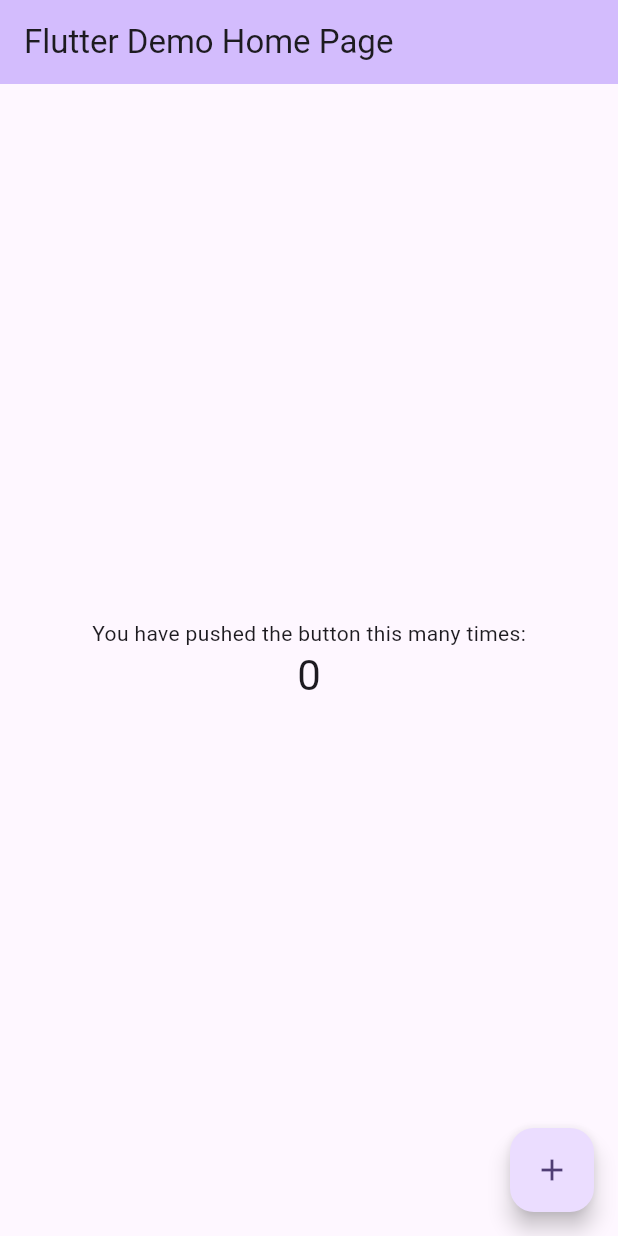
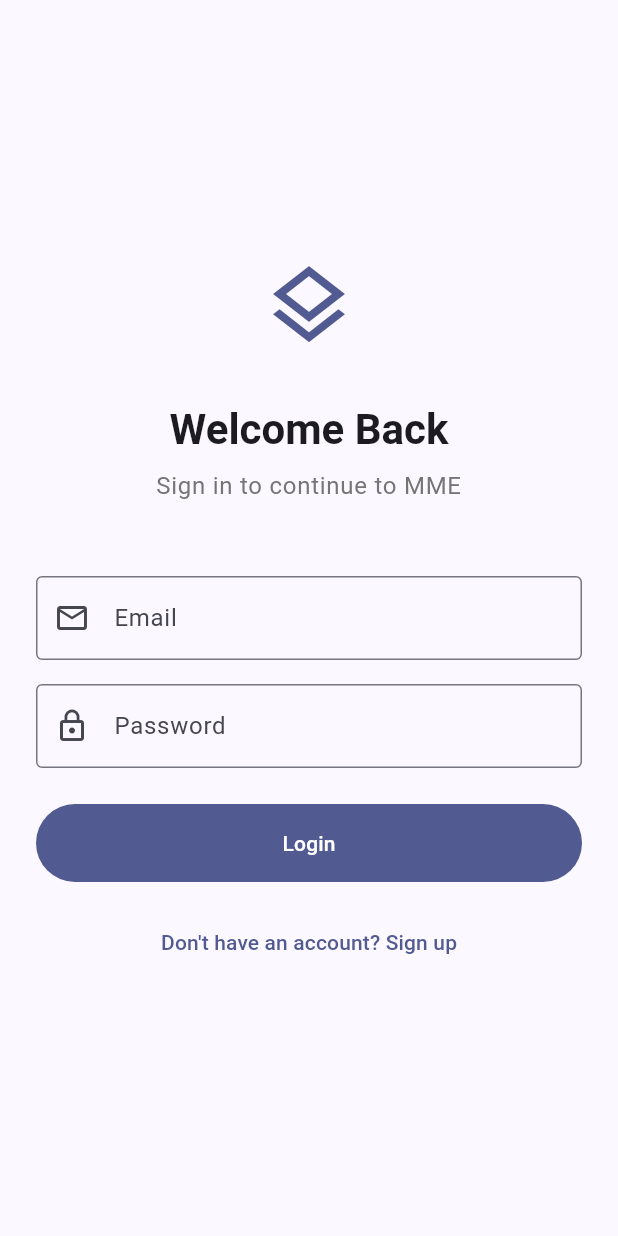
Before and after one commit to could-ai/019aa1ed-afca-7fee-b1a4-48e9ea846a4f, a Flutter app: the screen it shows after launch, on a phone screen of 412 x 824 dp. Run offline on Flutter 3.47's test engine with Material 3 defaults, Android fonts, the phone set to English and light mode, and no system bars.

Commit message:
Replaced the default counter app with a clean MaterialApp structure for the 'MME' application. Configured routes for Splash, Login, and Home screens, and applied a modern Indigo color scheme.; Created a SplashScreen with the MME branding and a 2-second timer that auto-navigates to the Login screen.; Created a LoginScreen with form validation, email/password fields, and a simulated login process that navigates to the Home screen.; Created a HomeScreen with a bottom navigation bar, a dashboard view with a welcome card, and a list of recent activities.

```diff
--- a/usr/lib/main.dart
+++ b/usr/lib/main.dart
@@ -1,120 +1,35 @@
 import 'package:flutter/material.dart';
+import 'package:couldai_user_app/screens/splash_screen.dart';
+import 'package:couldai_user_app/screens/home_screen.dart';
+import 'package:couldai_user_app/screens/login_screen.dart';
 
 void main() {
-  runApp(const MyApp());
+  runApp(const MMEApp());
 }
 
-class MyApp extends StatelessWidget {
-  const MyApp({super.key});
+class MMEApp extends StatelessWidget {
+  const MMEApp({super.key});
 
-  // This widget is the root of your application.
   @override
   Widget build(BuildContext context) {
     return MaterialApp(
-      title: 'Flutter Demo',
+      title: 'MME',
       debugShowCheckedModeBanner: false,
       theme: ThemeData(
-        // This is the theme of your application.
-        //
-        // TRY THIS: Try running your application with "flutter run". You'll see
-        // the application has a purple toolbar. Then, without quitting the app,
-        // try changing the seedColor in the colorScheme below to Colors.green
-        // and then invoke "hot reload" (save your changes or press the "hot
-        // reload" button in a Flutter-supported IDE, or press "r" if you used
-        // the command line to start the app).
-        //
-        // Notice that the counter didn't reset back to zero; the application
-        // state is not lost during the reload. To reset the state, use hot
-        // restart instead.
-        //
-        // This works for code too, not just values: Most code changes can be
-        // tested with just a hot reload.
-        colorScheme: ColorScheme.fromSeed(seedColor: Colors.deepPurple),
+        colorScheme: ColorScheme.fromSeed(seedColor: Colors.indigo),
+        useMaterial3: true,
+        appBarTheme: const AppBarTheme(
+          centerTitle: true,
+          elevation: 0,
+        ),
       ),
-      home: const MyHomePage(title: 'Flutter Demo Home Page'),
+      // Define the initial route and the routes table
+      initialRoute: '/',
+      routes: {
+        '/': (context) => const SplashScreen(),
+        '/login': (context) => const LoginScreen(),
+        '/home': (context) => const HomeScreen(),
+      },
     );
   }
 }
-
-class MyHomePage extends StatefulWidget {
-  const MyHomePage({super.key, required this.title});
-
-  // This widget is the home page of your application. It is stateful, meaning
-  // that it has a State object (defined below) that contains fields that affect
-  // how it looks.
-
-  // This class is the configuration for the state. It holds the values (in this
-  // case the title) provided by the parent (in this case the App widget) and
-  // used by the build method of the State. Fields in a Widget subclass are
-  // always marked "final".
-
-  final String title;
-
-  @override
-  State<MyHomePage> createState() => _MyHomePageState();
-}
-
-class _MyHomePageState extends State<MyHomePage> {
-  int _counter = 0;
-
-  void _incrementCounter() {
-    setState(() {
-      // This call to setState tells the Flutter framework that something has
-      // changed in this State, which causes it to rerun the build method below
-      // so that the display can reflect the updated values. If we changed
-      // _counter without calling setState(), then the build method would not be
-      // called again, and so nothing would appear to happen.
-      _counter++;
-    });
-  }
-
-  @override
-  Widget build(BuildContext context) {
-    // This method is rerun every time setState is called, for instance as done
-    // by the _incrementCounter method above.
-    //
-    // The Flutter framework has been optimized to make rerunning build methods
-    // fast, so that you can just rebuild anything that needs updating rather
-    // than having to individually change instances of widgets.
-    return Scaffold(
-      appBar: AppBar(
-        // TRY THIS: Try changing the color here to a specific color (to
-        // Colors.amber, perhaps?) and trigger a hot reload to see the AppBar
-        // change color while the other colors stay the same.
-        backgroundColor: Theme.of(context).colorScheme.inversePrimary,
-        // Here we take the value from the MyHomePage object that was created by
-        // the App.build method, and use it to set our appbar title.
-        title: Text(widget.title),
-      ),
-      body: Center(
-        // Center is a layout widget. It takes a single child and positions it
-        // in the middle of the parent.
-        child: Column(
-          // Column is also a layout widget. It takes a list of children and
-          // arranges them vertically. By default, it sizes itself to fit its
-          // children horizontally, and tries to be as tall as its parent.
-          //
-          // Column has various properties to control how it sizes itself and
-          // how it positions its children. Here we use mainAxisAlignment to
-          // center the children vertically; the main axis here is the vertical
-          // axis because Columns are vertical (the cross axis would be
-          // horizontal).
-          //
-          // TRY THIS: Invoke "debug painting" (choose the "Toggle Debug Paint"
-          // action in the IDE, or press "p" in the console), to see the
-          // wireframe for each widget.
-          mainAxisAlignment: MainAxisAlignment.center,
-          children: <Widget>[
-            const Text('You have pushed the button this many times:'),
-            Text('$_counter', style: Theme.of(context).textTheme.headlineMedium),
-          ],
-        ),
-      ),
-      floatingActionButton: FloatingActionButton(
-        onPressed: _incrementCounter,
-        tooltip: 'Increment',
-        child: const Icon(Icons.add),
-      ), // This trailing comma makes auto-formatting nicer for build methods.
-    );
-  }
-}
--- /dev/null
+++ b/usr/lib/screens/login_screen.dart
@@ -0,0 +1,137 @@
+import 'package:flutter/material.dart';
+
+class LoginScreen extends StatefulWidget {
+  const LoginScreen({super.key});
+
+  @override
+  State<LoginScreen> createState() => _LoginScreenState();
+}
+
+class _LoginScreenState extends State<LoginScreen> {
+  final _formKey = GlobalKey<FormState>();
+  final _emailController = TextEditingController();
+  final _passwordController = TextEditingController();
+  bool _isLoading = false;
+
+  void _handleLogin() {
+    if (_formKey.currentState!.validate()) {
+      setState(() {
+        _isLoading = true;
+      });
+
+      // Simulate network request
+      Future.delayed(const Duration(seconds: 1), () {
+        if (mounted) {
+          setState(() {
+            _isLoading = false;
+          });
+          Navigator.pushReplacementNamed(context, '/home');
+        }
+      });
+    }
+  }
+
+  @override
+  void dispose() {
+    _emailController.dispose();
+    _passwordController.dispose();
+    super.dispose();
+  }
+
+  @override
+  Widget build(BuildContext context) {
+    return Scaffold(
+      body: Center(
+        child: SingleChildScrollView(
+          padding: const EdgeInsets.all(24.0),
+          child: Form(
+            key: _formKey,
+            child: Column(
+              mainAxisAlignment: MainAxisAlignment.center,
+              crossAxisAlignment: CrossAxisAlignment.stretch,
+              children: [
+                Icon(
+                  Icons.layers_outlined,
+                  size: 64,
+                  color: Theme.of(context).colorScheme.primary,
+                ),
+                const SizedBox(height: 32),
+                Text(
+                  'Welcome Back',
+                  textAlign: TextAlign.center,
+                  style: Theme.of(context).textTheme.headlineMedium?.copyWith(
+                    fontWeight: FontWeight.bold,
+                  ),
+                ),
+                const SizedBox(height: 8),
+                Text(
+                  'Sign in to continue to MME',
+                  textAlign: TextAlign.center,
+                  style: Theme.of(context).textTheme.bodyLarge?.copyWith(
+                    color: Colors.grey[600],
+                  ),
+                ),
+                const SizedBox(height: 48),
+                TextFormField(
+                  controller: _emailController,
+                  decoration: const InputDecoration(
+                    labelText: 'Email',
+                    prefixIcon: Icon(Icons.email_outlined),
+                    border: OutlineInputBorder(),
+                  ),
+                  keyboardType: TextInputType.emailAddress,
+                  validator: (value) {
+                    if (value == null || value.isEmpty) {
+                      return 'Please enter your email';
+                    }
+                    return null;
+                  },
+                ),
+                const SizedBox(height: 16),
+                TextFormField(
+                  controller: _passwordController,
+                  decoration: const InputDecoration(
+                    labelText: 'Password',
+                    prefixIcon: Icon(Icons.lock_outline),
+                    border: OutlineInputBorder(),
+                  ),
+                  obscureText: true,
+                  validator: (value) {
+                    if (value == null || value.isEmpty) {
+                      return 'Please enter your password';
+                    }
+                    return null;
+                  },
+                ),
+                const SizedBox(height: 24),
+                FilledButton(
+                  onPressed: _isLoading ? null : _handleLogin,
+                  style: FilledButton.styleFrom(
+                    padding: const EdgeInsets.symmetric(vertical: 16),
+                  ),
+                  child: _isLoading
+                      ? const SizedBox(
+                          height: 20,
+                          width: 20,
+                          child: CircularProgressIndicator(
+                            strokeWidth: 2,
+                            color: Colors.white,
+                          ),
+                        )
+                      : const Text('Login'),
+                ),
+                const SizedBox(height: 16),
+                TextButton(
+                  onPressed: () {
+                    // Navigate to registration (placeholder)
+                  },
+                  child: const Text('Don\'t have an account? Sign up'),
+                ),
+              ],
+            ),
+          ),
+        ),
+      ),
+    );
+  }
+}
```
Also changed, not shown: usr/lib/screens/home_screen.dart (added, +142 -0 lines), usr/lib/screens/splash_screen.dart (added, +58 -0 lines).
